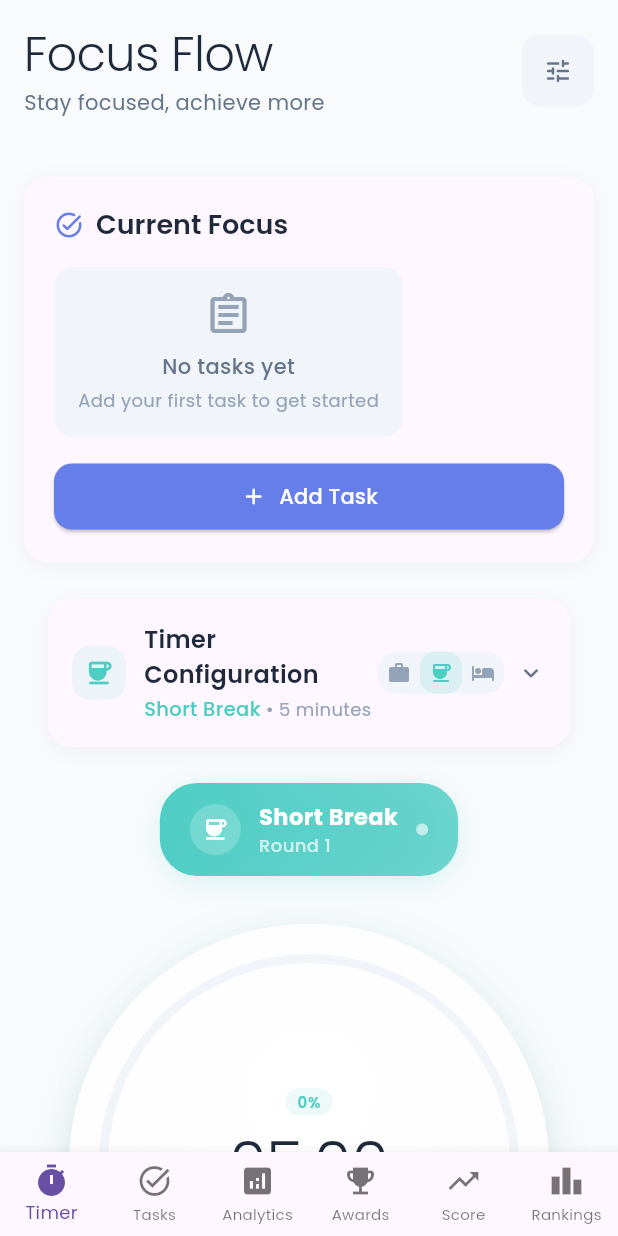
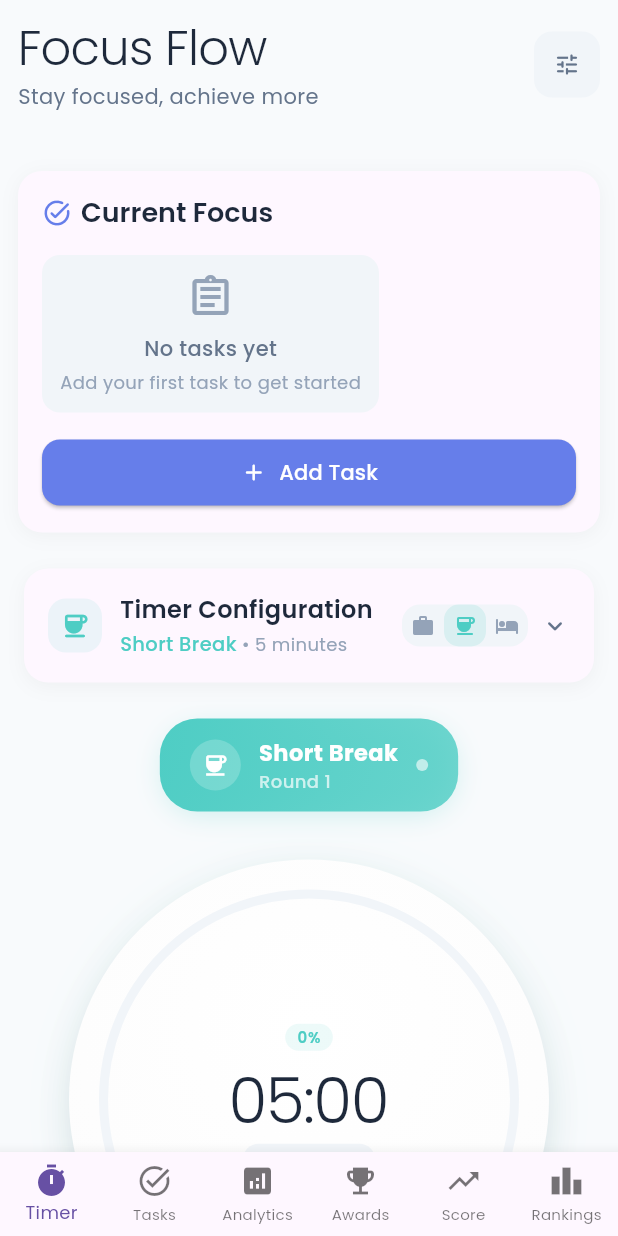
Before and after one commit to Yasindu20/Focus_Flow_Timer, a Flutter app: the screen it shows once a user with an empty profile is signed in, after a tap on the "coffee" icon, on a phone screen of 412 x 824 dp. Run offline on Flutter 3.47's test engine with Material 3 defaults, Android fonts, the phone set to English and light mode, and no system bars; our stand-ins replace audioplayers, cloud_firestore, csv, firebase_auth, firebase_core, firebase_crashlytics and 9 more; missing offline and left inert: workmanager; accounts and stored records are empty.

Commit message:
Fixing mobile responseiveness in home page

```diff
--- a/lib/screens/home_screen.dart
+++ b/lib/screens/home_screen.dart
@@ -6,25 +6,26 @@ import '../widgets/enhanced_timer_widget.dart';
 import '../widgets/sound_selector.dart';
 import '../widgets/timer_config_panel.dart';
 import '../core/constants/colors.dart';
+import '../core/utils/responsive_utils.dart';
 
 class HomeScreen extends StatelessWidget {
   const HomeScreen({super.key}); // Fixed: Using super parameter
 
   @override
   Widget build(BuildContext context) {
-    final screenHeight = MediaQuery.of(context).size.height;
-    final screenWidth = MediaQuery.of(context).size.width;
-    final isSmallScreen = screenHeight < 700;
-    final isMobile = screenWidth < 600;
+    final isSmallScreen = ResponsiveUtils.isSmallScreen(context);
+    final isMobile = ResponsiveUtils.isMobile(context);
 
     return Scaffold(
       body: SafeArea(
         child: LayoutBuilder(
           builder: (context, constraints) {
-            return SingleChildScrollView(
+            return Container(
+              width: constraints.maxWidth,
+              child: SingleChildScrollView(
                 padding: EdgeInsets.symmetric(
-                horizontal: isMobile ? 16 : 20,
-                vertical: isSmallScreen ? 8 : 16,
+                  horizontal: isMobile ? (ResponsiveUtils.isSmallMobile(context) ? 8 : 12) : 16,
+                  vertical: isSmallScreen ? 6 : 12,
                 ),
                 child: ConstrainedBox(
                   constraints: BoxConstraints(
@@ -40,10 +41,14 @@ class HomeScreen extends StatelessWidget {
                   mainAxisAlignment: MainAxisAlignment.spaceBetween,
                   children: [
                     Expanded(
+                      flex: 1,
                       child: Column(
                         crossAxisAlignment: CrossAxisAlignment.start,
                         children: [
-                          Text(
+                          FittedBox(
+                            fit: BoxFit.scaleDown,
+                            alignment: Alignment.centerLeft,
+                            child: Text(
                               'Focus Flow',
                               style: Theme.of(context).textTheme.headlineLarge?.copyWith(
                                 fontWeight: FontWeight.w300,
@@ -51,25 +56,35 @@ class HomeScreen extends StatelessWidget {
                                 color: AppColors.textPrimary,
                               ),
                             ),
+                          ),
                           const SizedBox(height: 2),
-                          Text(
+                          FittedBox(
+                            fit: BoxFit.scaleDown,
+                            alignment: Alignment.centerLeft,
+                            child: Text(
                               'Stay focused, achieve more',
                               style: Theme.of(context).textTheme.bodyMedium?.copyWith(
                                 color: AppColors.textSecondary,
                                 fontWeight: FontWeight.w400,
                               ),
                             ),
+                          ),
                         ],
                       ),
                     ),
+                    SizedBox(width: isMobile ? (ResponsiveUtils.isSmallMobile(context) ? 4 : 6) : 8),
                     Container(
+                      constraints: BoxConstraints(
+                        maxWidth: isMobile ? (ResponsiveUtils.isSmallMobile(context) ? 40 : 44) : 48,
+                        maxHeight: isMobile ? (ResponsiveUtils.isSmallMobile(context) ? 40 : 44) : 48,
+                      ),
                       decoration: BoxDecoration(
                         color: AppColors.surfaceLight,
                         borderRadius: BorderRadius.circular(12),
                       ),
                       child: IconButton(
                         icon: const Icon(Icons.tune_rounded),
-                        iconSize: 20,
+                        iconSize: isMobile ? (ResponsiveUtils.isSmallMobile(context) ? 16 : 18) : 20,
                         color: AppColors.textSecondary,
                         onPressed: () => Navigator.pushNamed(context, '/settings'),
                       ),
@@ -86,7 +101,7 @@ class HomeScreen extends StatelessWidget {
                   final incompleteTasks = taskProvider.incompleteTasks;
 
                   return Container(
-                    padding: const EdgeInsets.all(20),
+                    padding: EdgeInsets.all(isMobile ? (ResponsiveUtils.isSmallMobile(context) ? 12 : 16) : 20),
                     decoration: BoxDecoration(
                       color: Theme.of(context).cardColor,
                       borderRadius: BorderRadius.circular(16),
@@ -108,7 +123,7 @@ class HomeScreen extends StatelessWidget {
                               size: 20,
                               color: AppColors.primaryBlue,
                             ),
-                            const SizedBox(width: 8),
+                            SizedBox(width: isMobile ? (ResponsiveUtils.isSmallMobile(context) ? 4 : 6) : 8),
                             Text(
                               'Current Focus',
                               style: Theme.of(context).textTheme.headlineSmall?.copyWith(
@@ -122,7 +137,7 @@ class HomeScreen extends StatelessWidget {
                         const SizedBox(height: 16),
                         if (incompleteTasks.isEmpty) ...[
                           Container(
-                            padding: const EdgeInsets.all(16),
+                            padding: EdgeInsets.all(isMobile ? 12 : 16),
                             decoration: BoxDecoration(
                               color: AppColors.surfaceLight,
                               borderRadius: BorderRadius.circular(12),
@@ -176,7 +191,10 @@ class HomeScreen extends StatelessWidget {
                               return Column(
                                 children: [
                                   Container(
-                                    padding: const EdgeInsets.symmetric(horizontal: 16, vertical: 4),
+                                    padding: EdgeInsets.symmetric(
+                                      horizontal: isMobile ? (ResponsiveUtils.isSmallMobile(context) ? 8 : 12) : 16,
+                                      vertical: 4
+                                    ),
                                     decoration: BoxDecoration(
                                       border: Border.all(color: AppColors.progressTrack),
                                       borderRadius: BorderRadius.circular(12),
@@ -211,6 +229,12 @@ class HomeScreen extends StatelessWidget {
                                   const SizedBox(height: 12),
                                   Align(
                                     alignment: Alignment.centerRight,
+                                    child: SizedBox(
+                                      width: double.infinity,
+                                      child: Row(
+                                        mainAxisAlignment: MainAxisAlignment.end,
+                                        children: [
+                                          Flexible(
                                             child: TextButton.icon(
                                               onPressed: () => Navigator.pushNamed(context, '/tasks'),
                                               icon: Icon(Icons.edit_rounded, size: 16),
@@ -221,6 +245,10 @@ class HomeScreen extends StatelessWidget {
                                                   fontWeight: FontWeight.w500,
                                                   fontSize: 13,
                                                 ),
+                                              ),
+                                            ),
+                                          ),
+                                        ],
                                       ),
                                     ),
                                   ),
@@ -255,6 +283,7 @@ class HomeScreen extends StatelessWidget {
                     ],
                   ),
                 ),
+              ),
             );
           },
         ),
--- a/lib/widgets/duration_selector.dart
+++ b/lib/widgets/duration_selector.dart
@@ -192,15 +192,23 @@ class _DurationSelectorState extends State<DurationSelector>
 
   Widget _buildPresetGrid(bool isMobile) {
     final presets = _presets[widget.timerType] ?? [];
+    final screenWidth = MediaQuery.of(context).size.width;
 
+    // Adjust grid based on screen size for better responsiveness
+    final crossAxisCount = screenWidth < 400
+        ? 3
+        : (isMobile ? 4 : 5);
+
+    return LayoutBuilder(
+      builder: (context, constraints) {
         return GridView.builder(
           shrinkWrap: true,
           physics: const NeverScrollableScrollPhysics(),
           gridDelegate: SliverGridDelegateWithFixedCrossAxisCount(
-        crossAxisCount: isMobile ? 4 : 5,
-        crossAxisSpacing: isMobile ? 8 : 12,
-        mainAxisSpacing: isMobile ? 8 : 12,
-        childAspectRatio: isMobile ? 1.2 : 1.3,
+            crossAxisCount: crossAxisCount,
+            crossAxisSpacing: screenWidth < 400 ? 6 : (isMobile ? 8 : 12),
+            mainAxisSpacing: screenWidth < 400 ? 6 : (isMobile ? 8 : 12),
+            childAspectRatio: screenWidth < 400 ? 1.0 : (isMobile ? 1.2 : 1.3),
           ),
           itemCount: presets.length,
           itemBuilder: (context, index) {
@@ -215,6 +223,8 @@ class _DurationSelectorState extends State<DurationSelector>
                 widget.onDurationChanged(duration);
                 _textController.text = duration.toString();
                 _animateSelection();
+              },
+            );
           },
         );
       },
--- a/lib/widgets/sound_selector.dart
+++ b/lib/widgets/sound_selector.dart
@@ -91,8 +91,8 @@ class _SoundSelectorState extends State<SoundSelector> {
     return Consumer<EnhancedTimerProvider>(
       builder: (context, timerProvider, child) {
         return Container(
-          margin: EdgeInsets.symmetric(horizontal: isMobile ? 16 : 20),
-          padding: EdgeInsets.all(isMobile ? 16 : 20),
+          margin: EdgeInsets.symmetric(horizontal: isMobile ? (screenWidth < 400 ? 0 : 4) : 8),
+          padding: EdgeInsets.all(isMobile ? (screenWidth < 400 ? 12 : 16) : 20),
           decoration: BoxDecoration(
             color: Theme.of(context).cardColor,
             borderRadius: BorderRadius.circular(16),
@@ -154,14 +154,19 @@ class _SoundSelectorState extends State<SoundSelector> {
   }
 
   Widget _buildSoundGrid(bool isMobile, bool isSmallScreen) {
+    final screenWidth = MediaQuery.of(context).size.width;
+    final crossAxisCount = isMobile && screenWidth < 400 ? 2 : 3;
+
+    return LayoutBuilder(
+      builder: (context, constraints) {
         return GridView.builder(
           shrinkWrap: true,
           physics: const NeverScrollableScrollPhysics(),
           gridDelegate: SliverGridDelegateWithFixedCrossAxisCount(
-        crossAxisCount: isMobile ? 3 : 3,
-        crossAxisSpacing: isMobile ? 8 : 12,
-        mainAxisSpacing: isMobile ? 8 : 12,
-        childAspectRatio: isMobile ? 0.95 : 1.1,
+            crossAxisCount: crossAxisCount,
+            crossAxisSpacing: isMobile ? 6 : 8,
+            mainAxisSpacing: isMobile ? 6 : 8,
+            childAspectRatio: isMobile && screenWidth < 400 ? 1.15 : (isMobile ? 0.95 : 1.1),
           ),
           itemCount: _availableSounds.length,
           itemBuilder: (context, index) {
@@ -179,6 +184,8 @@ class _SoundSelectorState extends State<SoundSelector> {
                   _selectedSound = sound['name'];
                 });
                 _saveSoundSettings();
+              },
+            );
           },
         );
       },
--- a/lib/widgets/timer_config_panel.dart
+++ b/lib/widgets/timer_config_panel.dart
@@ -45,7 +45,9 @@ class _TimerConfigPanelState extends State<TimerConfigPanel>
     return Consumer2<EnhancedTimerProvider, TimerSettingsProvider>(
       builder: (context, timerProvider, settingsProvider, child) {
         return Container(
-          margin: EdgeInsets.symmetric(horizontal: isMobile ? 16 : 20),
+          margin: EdgeInsets.symmetric(
+            horizontal: isMobile ? (screenWidth < 400 ? 0 : 4) : 8,
+          ),
           decoration: BoxDecoration(
             color: Theme.of(context).cardColor,
             borderRadius: BorderRadius.circular(16),
@@ -305,9 +307,13 @@ class _TimerConfigPanelState extends State<TimerConfigPanel>
     final longBreakDuration = settingsProvider.longBreakDuration;
     final longBreakInterval = settingsProvider.settings.longBreakInterval;
 
+    return LayoutBuilder(
+      builder: (context, constraints) {
         return Wrap(
-      spacing: isMobile ? 4 : 6,
-      runSpacing: isMobile ? 4 : 6,
+          spacing: isMobile ? 3 : 4,
+          runSpacing: isMobile ? 3 : 4,
+          alignment: WrapAlignment.start,
+          runAlignment: WrapAlignment.start,
           children: [
             for (int i = 1; i <= longBreakInterval; i++) ...[
               _buildFlowChip(
@@ -333,13 +339,19 @@ class _TimerConfigPanelState extends State<TimerConfigPanel>
             ],
           ],
         );
+      },
+    );
   }
 
   Widget _buildFlowChip(String label, String duration, Color color, bool isMobile) {
     return Container(
+      constraints: const BoxConstraints(
+        minWidth: 60,
+        maxWidth: 120,
+      ),
       padding: EdgeInsets.symmetric(
-        horizontal: isMobile ? 8 : 10,
-        vertical: isMobile ? 4 : 6,
+        horizontal: isMobile ? 6 : 8,
+        vertical: isMobile ? 3 : 4,
       ),
       decoration: BoxDecoration(
         color: color.withValues(alpha: 0.1),
@@ -351,20 +363,25 @@ class _TimerConfigPanelState extends State<TimerConfigPanel>
       ),
       child: Row(
         mainAxisSize: MainAxisSize.min,
+        mainAxisAlignment: MainAxisAlignment.center,
         children: [
-          Text(
+          Flexible(
+            child: Text(
               label,
               style: TextStyle(
-              fontSize: isMobile ? 10 : 11,
+                fontSize: isMobile ? 9 : 10,
                 fontWeight: FontWeight.w500,
                 color: color,
               ),
+              overflow: TextOverflow.ellipsis,
+              maxLines: 1,
             ),
-          SizedBox(width: isMobile ? 4 : 6),
+          ),
+          SizedBox(width: isMobile ? 3 : 4),
           Text(
             duration,
             style: TextStyle(
-              fontSize: isMobile ? 9 : 10,
+              fontSize: isMobile ? 8 : 9,
               fontWeight: FontWeight.w400,
               color: color.withValues(alpha: 0.8),
             ),
```
Also changed, not shown: lib/core/utils/responsive_utils.dart (added, +177 -0 lines). Lines whose indentation alone changed are shown as unchanged.
